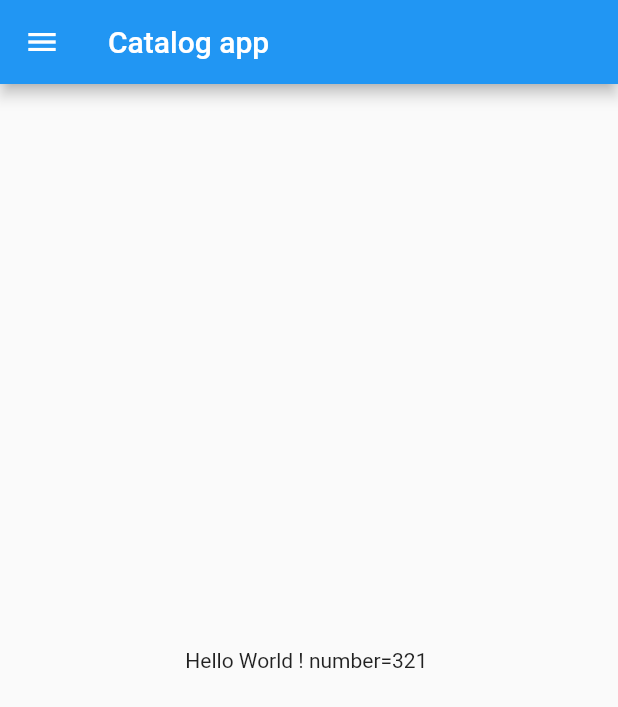
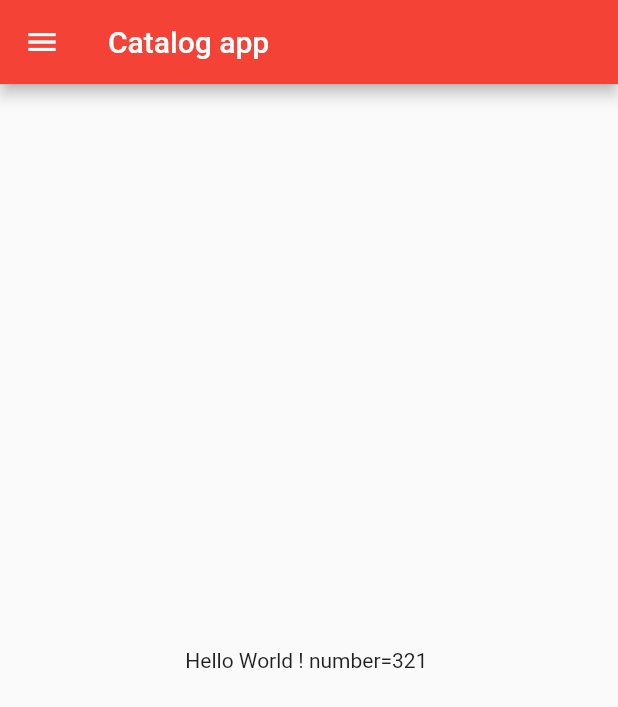
Before and after one commit to indrakumar2287/my_project1, a Flutter app: the screen it shows after launch, on a phone screen of 412 x 824 dp. Shown: the top 707 px of the screen. Run offline on Flutter 3.47's test engine with Material 2 defaults, Android fonts, the light colour scheme and no system bars.

Commit message:
day3 completed

```diff
--- a/lib/main.dart
+++ b/lib/main.dart
@@ -1,6 +1,6 @@
 import 'package:flutter/material.dart';
-import 'package:my_project1/main.dart';
-import 'homepage.dart';
+import 'package:my_project1/pages/login_page.dart';
+import 'pages/homepage.dart';
 
 void main() {
   runApp(MyApp());
@@ -12,7 +12,17 @@
   @override
   Widget build(BuildContext context) {
     return MaterialApp(
-      home : homepage(),
+      // home : homepage(),
+      themeMode: ThemeMode.light,
+      theme: ThemeData(primarySwatch: Colors.red),
+      darkTheme: ThemeData(brightness: Brightness.dark ),
+      initialRoute: "/home",
+     routes: {
+      "/":(context) =>  Loginpage(),
+      "/home":(context) => homepage(),
+      "/login":(context) => Loginpage(),
+     },
+
     );
   }
 }
```
Also changed, not shown: lib/pages/login_page.dart (added, +20 -0 lines), lib/pages/homepage.dart (renamed from lib/homepage.dart).
